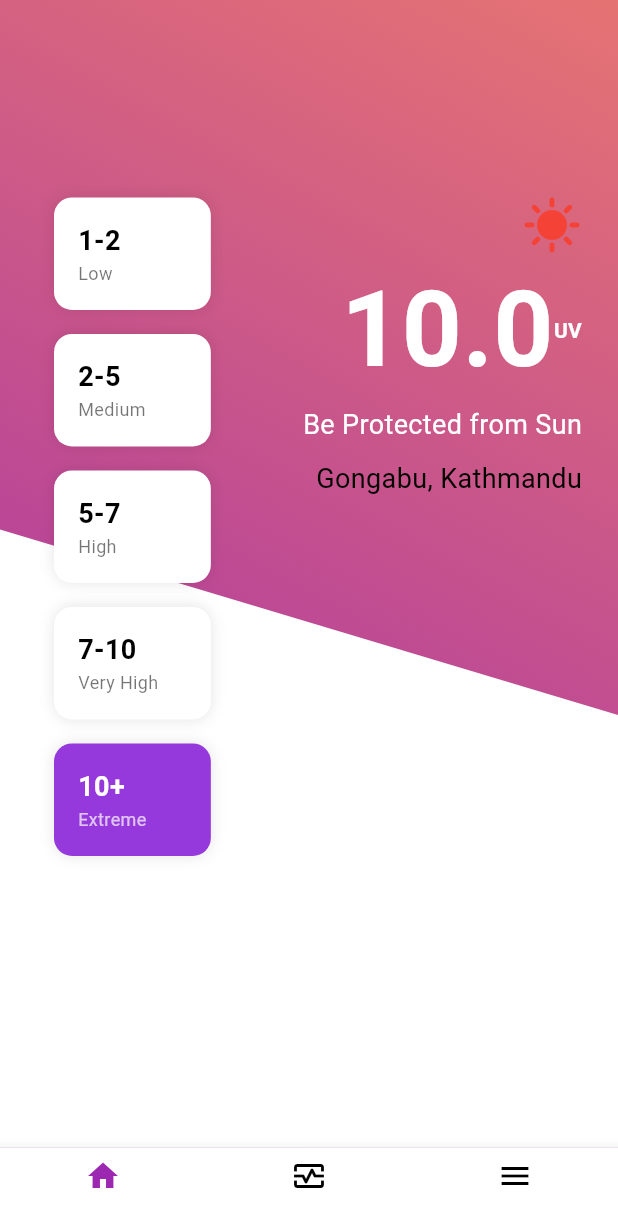
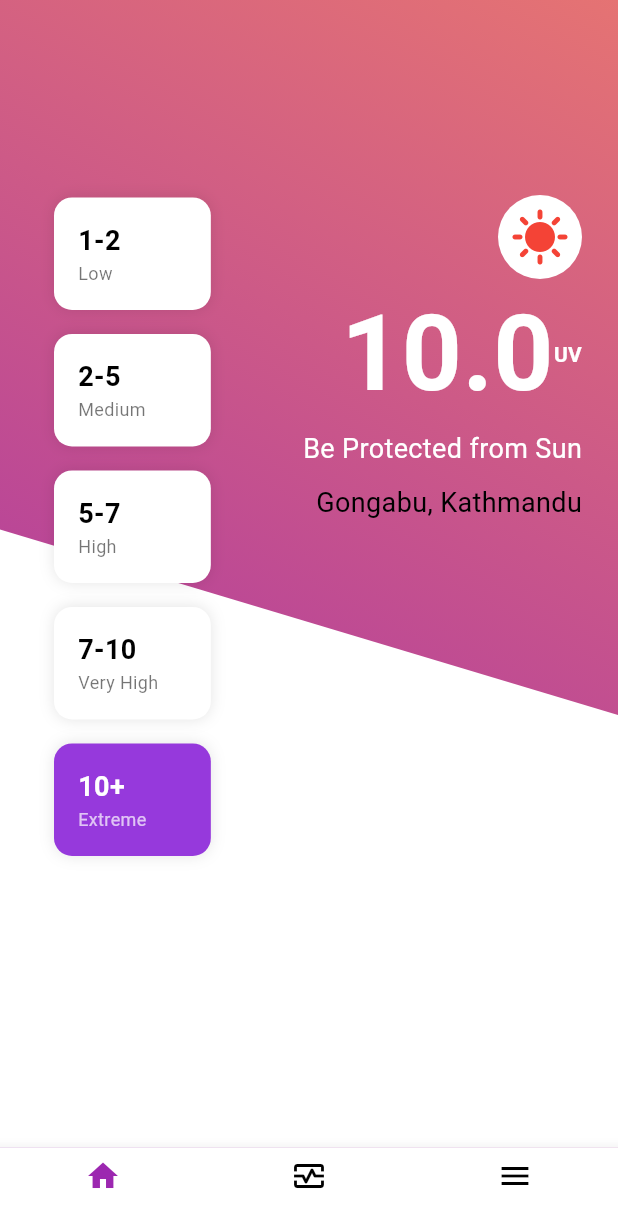
Before and after one commit to PrabeshTimilsina/DigitalHealth, a Flutter app: the screen it shows after launch, on a phone screen of 412 x 824 dp. Shown: the top 1227 px of the screen. Run offline on Flutter 3.47's test engine with Material 3 defaults, Android fonts, the phone set to English and light mode, and no system bars; our stand-ins replace dio, go_router, image_picker.

Commit message:
Modified: small

```diff
--- a/app/lib/components/uv_scale.dart
+++ b/app/lib/components/uv_scale.dart
@@ -4,8 +4,13 @@ class UVScaleItem extends StatelessWidget {
   final String range;
   final String label;
   final bool isSelected;
-
-  UVScaleItem(this.range, this.label, this.isSelected, {super.key});
+  final Color color;
+  UVScaleItem(
+      {super.key,
+      required this.color,
+      required this.range,
+      required this.label,
+      required this.isSelected});
 
   @override
   Widget build(BuildContext context) {
--- a/app/lib/features/homepage_screen.dart
+++ b/app/lib/features/homepage_screen.dart
@@ -99,9 +99,10 @@ class _UVIndexScreenState extends State<UVIndexScreen> {
             itemBuilder: (context, index) {
               final item = uvScaleData[index];
               return UVScaleItem(
-                item['range'],
-                item['label'],
-                item['isSelected'],
+                range: item['range'],
+                label: item['label'],
+                isSelected: item['isSelected'],
+                color: Colors.purple,
               );
             },
           ),
@@ -112,10 +113,15 @@ class _UVIndexScreenState extends State<UVIndexScreen> {
               crossAxisAlignment: CrossAxisAlignment.end,
               mainAxisSize: MainAxisSize.min,
               children: [
-                Icon(
-                  Icons.sunny,
-                  size: 40,
-                  color: getSunColor(),
+                Container(
+                  padding: const EdgeInsets.all(8),
+                  decoration: const BoxDecoration(
+                      color: Colors.white, shape: BoxShape.circle),
+                  child: Icon(
+                    Icons.sunny,
+                    size: 40,
+                    color: getSunColor(),
+                  ),
                 ),
                 Row(
                   children: [
```
